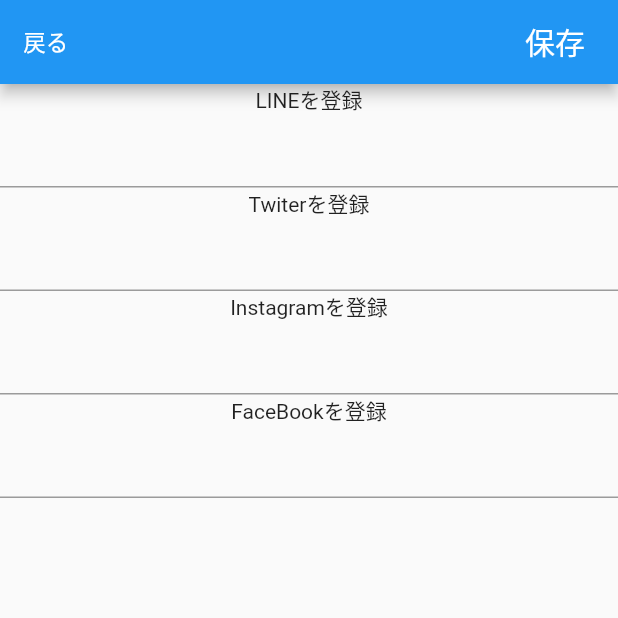
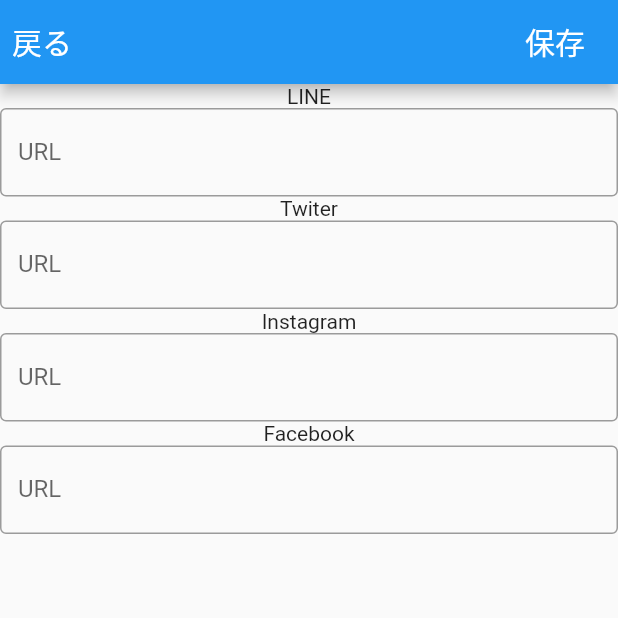
Before and after one commit to iseruuuuu/exchange_contact_app, a Flutter app: the SettingScreen screen opened directly, on a phone screen of 412 x 824 dp, the top half of it. Run offline on Flutter 3.47's test engine with Material 2 defaults, Android fonts, the phone set to English and light mode, and no system bars; our stand-ins replace barcode_widget, freezed_annotation, shared_preferences, state_notifier; missing offline and left inert: enum_to_string, flutter_state_notifier; accounts and stored records are empty.

Commit message:
add: keyborditemを追加

```diff
--- /dev/null
+++ b/lib/component/keybord_item.dart
@@ -0,0 +1,27 @@
+import 'package:flutter/material.dart';
+
+class KeybordItem extends StatelessWidget {
+  const KeybordItem({
+    Key? key,
+    required this.name,
+  }) : super(key: key);
+
+  final String name;
+
+  @override
+  Widget build(BuildContext context) {
+    return Column(
+      children: [
+        Text(name),
+
+        TextField(
+          obscureText: true,
+          decoration: InputDecoration(
+            border: OutlineInputBorder(),
+            labelText: 'URL',
+          ),
+        ),
+      ],
+    );
+  }
+}
--- a/lib/setting/setting_screen.dart
+++ b/lib/setting/setting_screen.dart
@@ -1,3 +1,4 @@
+import 'package:exchange_contact_app/component/keybord_item.dart';
 import 'package:exchange_contact_app/component/shared_preferences.dart';
 import 'package:flutter/material.dart';
 import 'package:flutter_state_notifier/flutter_state_notifier.dart';
@@ -30,16 +31,13 @@
               ),
             ],
             //TODO　サイズの調整
-            leading: Padding(
-              padding: const EdgeInsets.only(left: 5),
-              child: TextButton(
-                onPressed: () => context.read<SettingScreenController>().onTapBack(),
-                child: const Text(
-                  '戻る',
-                  style: TextStyle(
-                    fontSize: 15,
-                    color: Colors.white,
-                  ),
+            leading: TextButton(
+              onPressed: () => context.read<SettingScreenController>().onTapBack(),
+              child: const Text(
+                '戻る',
+                style: TextStyle(
+                  fontSize: 20,
+                  color: Colors.white,
                 ),
               ),
             ),
@@ -47,19 +45,10 @@
           body: SingleChildScrollView(
             child: Column(
               children: <Widget>[
-                Center(
-                  child: const Text(
-                    'LINEを登録',
-                  ),
-                ),
-                TextField(),
-
-                Text('Twiterを登録'),
-                TextField(),
-                Text('Instagramを登録'),
-                TextField(),
-                Text('FaceBookを登録'),
-                TextField(),
+                KeybordItem(name: 'LINE',),
+                KeybordItem(name: 'Twiter',),
+                KeybordItem(name: 'Instagram',),
+                KeybordItem(name: 'Facebook',),
               ],
             ),
           ),
```
